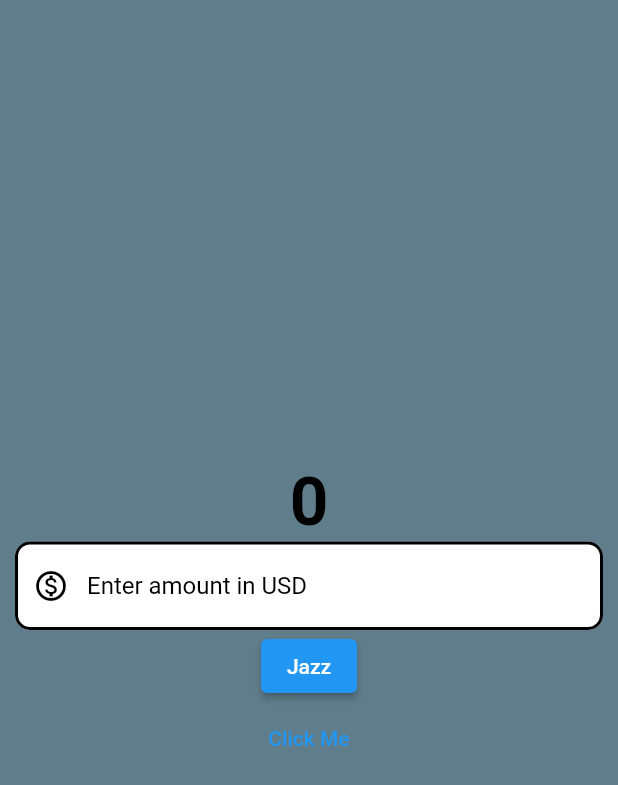
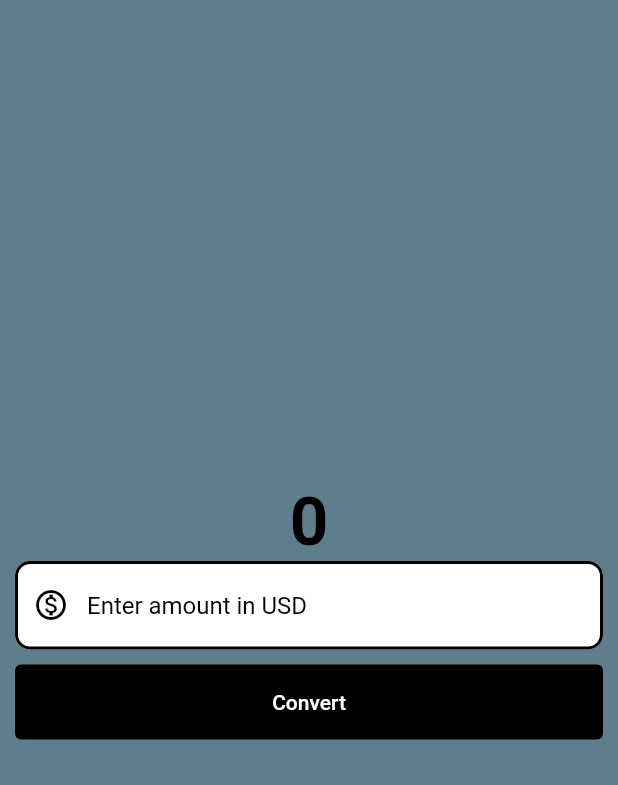
Before and after one commit to Chukwujekwu1/currency_converter_app, a Flutter app: the screen it shows after launch, on a phone screen of 412 x 824 dp. Shown: the top 785 px of the screen. Run offline on Flutter 3.47's test engine with Material 2 defaults, Android fonts, the phone set to English and light mode, and no system bars.

Commit message:
text button and styling

```diff
--- a/lib/currency_converter_material_page.dart
+++ b/lib/currency_converter_material_page.dart
@@ -1,3 +1,4 @@
+import 'package:flutter/foundation.dart';
 import 'package:flutter/material.dart';
 
 class CurrencyConverterMaterialPage extends StatelessWidget {
@@ -56,15 +57,35 @@ class CurrencyConverterMaterialPage extends StatelessWidget {
                 ),
               ),
             ),
-            ElevatedButton(
-              onPressed: () {
-                print("Button clicked");
-              },
-              child: const Text("Jazz"),
-            ),
-            TextButton(
-              onPressed: () {},
-              child: const Text("Click Me"),
+            //! they are two types of button elevated and text button in flutter
+            Padding(
+              padding: const EdgeInsets.all(10.0),
+              child: TextButton(
+                onPressed: () {
+                  //! types on mode debug, release, profile
+                  if (kDebugMode) {
+                    debugPrint('Button Clicked');
+                  }
+                },
+                style: const ButtonStyle(
+                  backgroundColor: MaterialStatePropertyAll(
+                    Colors.black,
+                  ),
+                  //! foreground is used to set the color for text and icon in button
+                  foregroundColor: MaterialStatePropertyAll(
+                    Colors.white,
+                  ),
+                  minimumSize: MaterialStatePropertyAll(
+                    Size(
+                      double.infinity, // width double.infinity is used to make the width take as much space as possible on any screen instead of set in px i.e to make it responsive
+                      50, // height
+                    ),
+                  ),
+                ),
+                child: const Text(
+                  "Convert",
+                ),
+              ),
             ),
           ],
         ),
```
